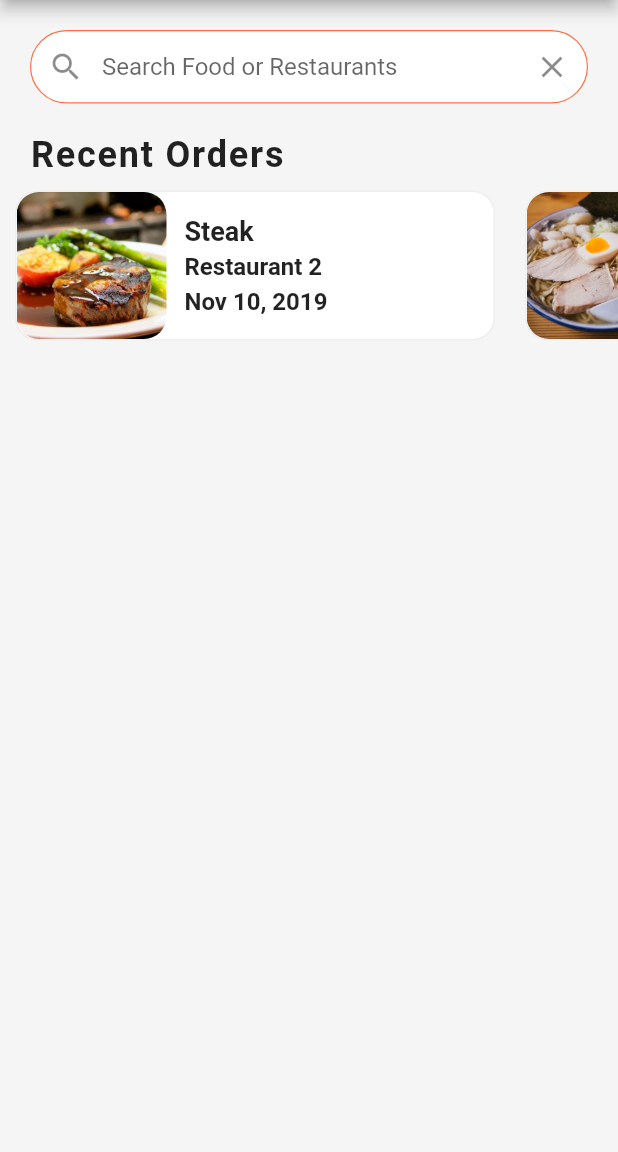
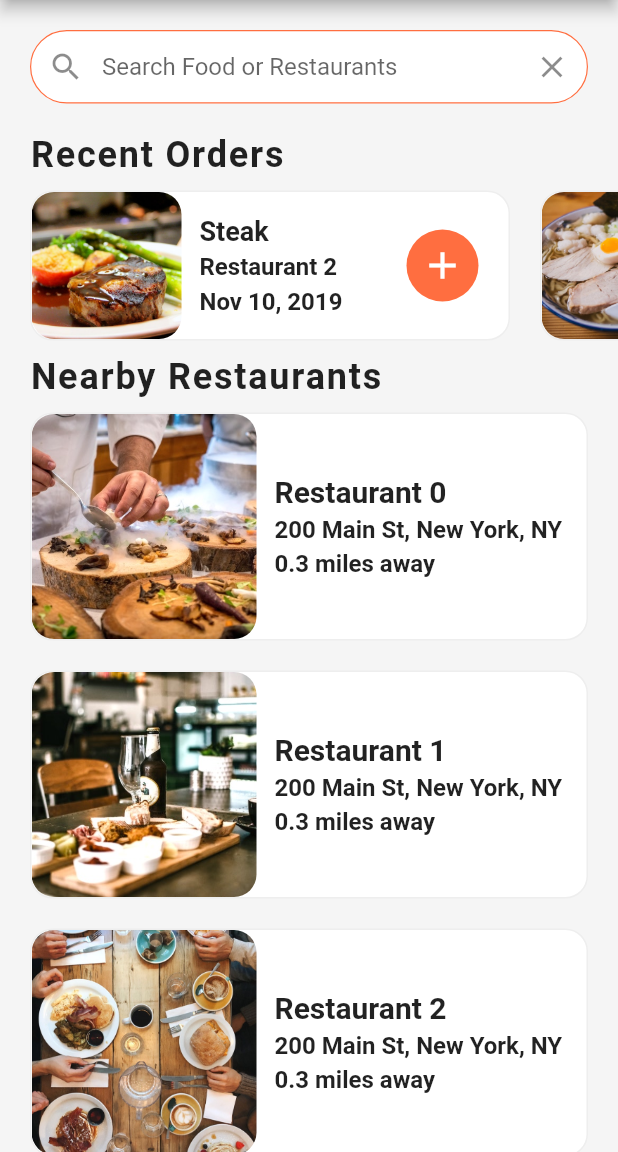
Before and after one commit to Jhay4Julian/food_delivery_ui, a Flutter app: the screen it shows after launch, on a phone screen of 412 x 824 dp, the part 84-1236 px from its top. Run offline on Flutter 3.47's test engine with Material 2 defaults, Android fonts, the phone set to English and light mode, and no system bars.

Commit message:
added nearby restaurants widget

```diff
--- a/lib/screens/home_screen.dart
+++ b/lib/screens/home_screen.dart
@@ -1,4 +1,5 @@
 import 'package:flutter/material.dart';
+import 'package:flutter_food_delivery_ui/widgets/nearby_restaurants.dart';
 import 'package:flutter_food_delivery_ui/widgets/recent_orders.dart';
 
 class HomeScreen extends StatefulWidget {
@@ -48,7 +49,8 @@ class _HomeScreenState extends State<HomeScreen> {
               ),
             ),
           ),
-          RecentOrders()
+          RecentOrders(),
+          NearbyRestaurants()
         ],
       )
     );
--- /dev/null
+++ b/lib/widgets/nearby_restaurants.dart
@@ -0,0 +1,93 @@
+import 'package:flutter/material.dart';
+import 'package:flutter_food_delivery_ui/data/data.dart';
+import 'package:flutter_food_delivery_ui/models/restaurant.dart';
+
+class NearbyRestaurants extends StatelessWidget {
+  _buildRestaurants() {
+    List<Widget> restaurantList = [];
+    restaurants.forEach((Restaurant restaurant){
+      restaurantList.add(
+        Container(
+          margin: EdgeInsets.symmetric(horizontal: 20.0, vertical: 10.0),
+          decoration: BoxDecoration(
+            color: Colors.white,
+            borderRadius: BorderRadius.circular(15.0),
+            border: Border.all(
+              width: 1.0,
+              color: Colors.grey[200]
+            )
+          ),
+          child: Row(
+            children: [
+              ClipRRect(
+                borderRadius: BorderRadius.circular(15.0),
+                child: Image(
+                  height: 150.0,
+                  width: 150.0,
+                  fit: BoxFit.cover,
+                  image: AssetImage(restaurant.imageUrl)
+                ),
+              ),
+              Expanded(
+                child: Container(
+                  margin: EdgeInsets.all(12.0),
+                  child: Column(
+                    crossAxisAlignment: CrossAxisAlignment.start,
+                    mainAxisAlignment: MainAxisAlignment.center,
+                    children: [
+                      Text(restaurant.name,
+                      style: TextStyle(
+                        fontSize: 20.0,
+                        fontWeight: FontWeight.bold
+                      ),
+                      overflow: TextOverflow.ellipsis
+                      ),
+                      // RatingStar(),
+                      SizedBox(height: 4.0),
+                      Text(restaurant.address,
+                      style: TextStyle(
+                        fontSize: 16.0,
+                        fontWeight: FontWeight.w600
+                      ),
+                      overflow: TextOverflow.ellipsis,
+                      ),
+                      SizedBox(height: 4.0),
+                      Text('0.3 miles away',
+                      style: TextStyle(
+                        fontSize: 16.0,
+                        fontWeight: FontWeight.w600
+                      ),
+                      overflow: TextOverflow.ellipsis
+                      ),
+                    ]
+                  ),
+                ),
+              )
+            ],
+          ),
+        ),
+      );
+    });
+    return Column(children: restaurantList);
+  }
+
+  @override
+  Widget build(BuildContext context) {
+    return Column(
+      crossAxisAlignment: CrossAxisAlignment.start,
+      children: [
+        Padding(
+          padding: EdgeInsets.symmetric(horizontal: 20.0),
+          child: Text('Nearby Restaurants',
+          style: TextStyle(
+            fontSize: 24.0,
+            fontWeight: FontWeight.w600,
+            letterSpacing: 1.2
+          ),
+          ),
+        ),
+        _buildRestaurants()
+      ],
+    );
+  }
+}
--- a/lib/widgets/recent_orders.dart
+++ b/lib/widgets/recent_orders.dart
@@ -3,18 +3,19 @@ import 'package:flutter_food_delivery_ui/data/data.dart';
 import 'package:flutter_food_delivery_ui/models/order.dart';
 
 class RecentOrders extends StatelessWidget {
-  _buildRecentOrder (BuildContext context, Order order) {
+  _buildRecentOrder(BuildContext context, Order order) {
     return Container(
       margin: EdgeInsets.all(10.0),
       width: 320.0,
       decoration: BoxDecoration(
         color: Colors.white,
         borderRadius: BorderRadius.circular(15.0),
-        border: Border.all(
-          width: 1.0,
-          color: Colors.grey[200]
+        border: Border.all(width: 1.0, color: Colors.grey[200]),
       ),
-        ),
+      child: Row(
+        mainAxisAlignment: MainAxisAlignment.spaceBetween,
+        children: [
+          Expanded(
             child: Row(
               children: [
                 ClipRRect(
@@ -26,13 +27,15 @@ class RecentOrders extends StatelessWidget {
                     fit: BoxFit.cover,
                   ),
                 ),
-          Container(
+                Expanded(
+                  child: Container(
                     margin: EdgeInsets.all(12.0),
                     child: Column(
                       crossAxisAlignment: CrossAxisAlignment.start,
                       mainAxisAlignment: MainAxisAlignment.center,
                       children: [
-                Text(order.food.name,
+                        Text(
+                          order.food.name,
                           style: TextStyle(
                             fontSize: 18.0,
                             fontWeight: FontWeight.bold,
@@ -40,7 +43,8 @@ class RecentOrders extends StatelessWidget {
                           overflow: TextOverflow.ellipsis,
                         ),
                         SizedBox(height: 4.0),
-                Text(order.restaurant.name,
+                        Text(
+                          order.restaurant.name,
                           style: TextStyle(
                             fontSize: 16.0,
                             fontWeight: FontWeight.w600,
@@ -48,7 +52,8 @@ class RecentOrders extends StatelessWidget {
                           overflow: TextOverflow.ellipsis,
                         ),
                         SizedBox(height: 4.0),
-                Text(order.date,
+                        Text(
+                          order.date,
                           style: TextStyle(
                             fontSize: 16.0,
                             fontWeight: FontWeight.w600,
@@ -56,6 +61,23 @@ class RecentOrders extends StatelessWidget {
                           overflow: TextOverflow.ellipsis,
                         ),
                       ],
+                    ),
+                  ),
+                ),
+              ],
+            ),
+          ),
+          Container(
+            margin: EdgeInsets.only(right: 20.0),
+            width: 48.0,
+            decoration: BoxDecoration(
+                color: Theme.of(context).primaryColor,
+                borderRadius: BorderRadius.circular(30.0)),
+            child: IconButton(
+              onPressed: () {},
+              icon: Icon(Icons.add),
+              iconSize: 30.0,
+              color: Colors.white,
             ),
           ),
         ],
@@ -70,24 +92,25 @@ class RecentOrders extends StatelessWidget {
       children: [
         Padding(
           padding: EdgeInsets.symmetric(horizontal: 20.0),
-          child: Text('Recent Orders',
+          child: Text(
+            'Recent Orders',
             style: TextStyle(
                 fontSize: 24.0,
                 fontWeight: FontWeight.w600,
-            letterSpacing: 1.2
-            ),
+                letterSpacing: 1.2),
           ),
         ),
         Container(
           height: 120.0,
           child: ListView.builder(
+            padding: EdgeInsets.only(left: 10.0),
+            physics: BouncingScrollPhysics(),
               scrollDirection: Axis.horizontal,
               itemCount: currentUser.orders.length,
               itemBuilder: (BuildContext context, int index) {
                 Order order = currentUser.orders[index];
                 return _buildRecentOrder(context, order);
-            }
-          ),
+              }),
         )
       ],
     );
```
Lines whose indentation alone changed are shown as unchanged.
